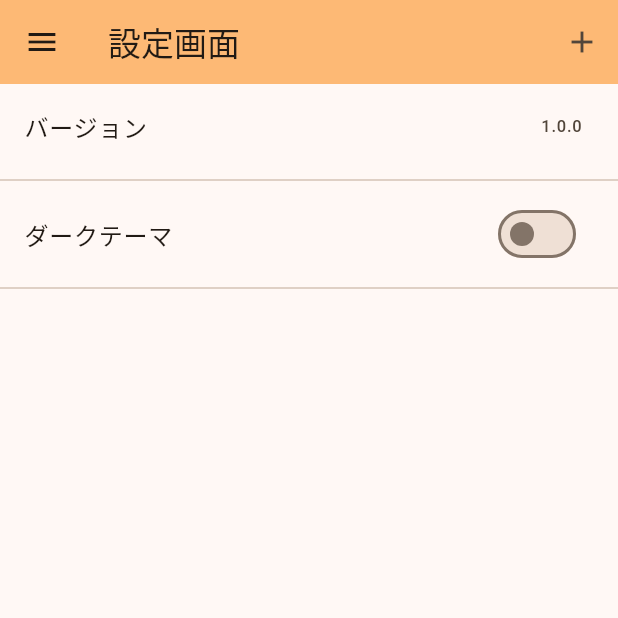
After one commit to taimatu7/quick_memo_app_flutter, a Flutter app: the SettingScreen screen opened by its route, on a phone screen of 412 x 824 dp, the top half of it. The commit adds this screen. Run offline on Flutter 3.47's test engine with Material 2 defaults, Android fonts, the phone set to English and light mode, and no system bars; our stand-ins replace flutter_colorpicker, flutter_riverpod, go_router.

Commit message:
- 設定画面を追加する

```diff
--- a/lib/routes/router.dart
+++ b/lib/routes/router.dart
@@ -4,6 +4,7 @@ import 'package:go_router/go_router.dart';
 import 'package:quick_memo_app_flutter/views/edit_tag/screens/edit_tag_screens.dart';
 import 'package:quick_memo_app_flutter/views/main/screens/main_screen.dart';
 import 'package:quick_memo_app_flutter/views/read_and_edit/screens/read_and_edit_screen.dart';
+import 'package:quick_memo_app_flutter/views/setting/screens/setting_screen.dart';
 
 final goRouterProvider = Provider<GoRouter>((ref) {
   return GoRouter(
@@ -29,6 +30,13 @@ final goRouterProvider = Provider<GoRouter>((ref) {
           return const EditTagScreen();
         },
       ),
+      GoRoute(
+        path: '/setting',
+        name: SettingScreen.routeName,
+        builder: (BuildContext context, GoRouterState state) {
+          return const SettingScreen();
+        },
+      ),
     ],
   );
 });
--- a/lib/views/edit_tag/screens/edit_tag_screens.dart
+++ b/lib/views/edit_tag/screens/edit_tag_screens.dart
@@ -1,5 +1,4 @@
 import 'package:flutter/material.dart';
-import 'package:flutter/src/widgets/framework.dart';
 import 'package:flutter_riverpod/flutter_riverpod.dart';
 import 'package:quick_memo_app_flutter/views/edit_tag/widgets/dialogs/color_picker_dialog.dart';
 import 'package:quick_memo_app_flutter/views/share/route_drawer.dart';
--- /dev/null
+++ b/lib/views/setting/screens/setting_screen.dart
@@ -0,0 +1,44 @@
+import 'package:flutter/material.dart';
+import 'package:flutter_riverpod/flutter_riverpod.dart';
+import 'package:quick_memo_app_flutter/views/share/route_drawer.dart';
+
+class SettingScreen extends ConsumerWidget {
+  const SettingScreen({Key? key}) : super(key: key);
+  static const routeName = '/setting';
+  @override
+  Widget build(BuildContext context, WidgetRef ref) {
+    var isDarkTheme = false;
+    return Scaffold(
+      appBar: AppBar(
+        title: const Text('設定画面'),
+        backgroundColor: Theme.of(context).colorScheme.inversePrimary,
+        actions: [
+          IconButton(
+            icon: const Icon(Icons.add),
+            onPressed: () {},
+          ),
+        ],
+      ),
+      body: ListView(
+        children: <Widget>[
+          const ListTile(
+            title: Text('バージョン'),
+            trailing: Text('1.0.0'),
+          ),
+          Divider(),
+          ListTile(
+            title: const Text('ダークテーマ'),
+            trailing: Switch(
+              value: isDarkTheme,
+              onChanged: (bool value) {
+                isDarkTheme = value;
+              },
+            ),
+          ),
+          Divider(),
+        ],
+      ),
+      drawer: const RouteDrawer(),
+    );
+  }
+}
--- a/lib/views/share/route_drawer.dart
+++ b/lib/views/share/route_drawer.dart
@@ -5,6 +5,7 @@ import 'package:quick_memo_app_flutter/utils/common_sizes.dart';
 import 'package:quick_memo_app_flutter/views/edit_tag/screens/edit_tag_screens.dart';
 import 'package:quick_memo_app_flutter/views/main/screens/main_screen.dart';
 import 'package:quick_memo_app_flutter/views/read_and_edit/screens/read_and_edit_screen.dart';
+import 'package:quick_memo_app_flutter/views/setting/screens/setting_screen.dart';
 
 class RouteDrawer extends StatelessWidget {
   const RouteDrawer({super.key});
@@ -46,7 +47,9 @@ class RouteDrawer extends StatelessWidget {
           ),
           ListTile(
             title: const Text('設定画面'),
-            onTap: () {},
+            onTap: () {
+              context.goNamed(SettingScreen.routeName);
+            },
           ),
         ],
       ),
```
